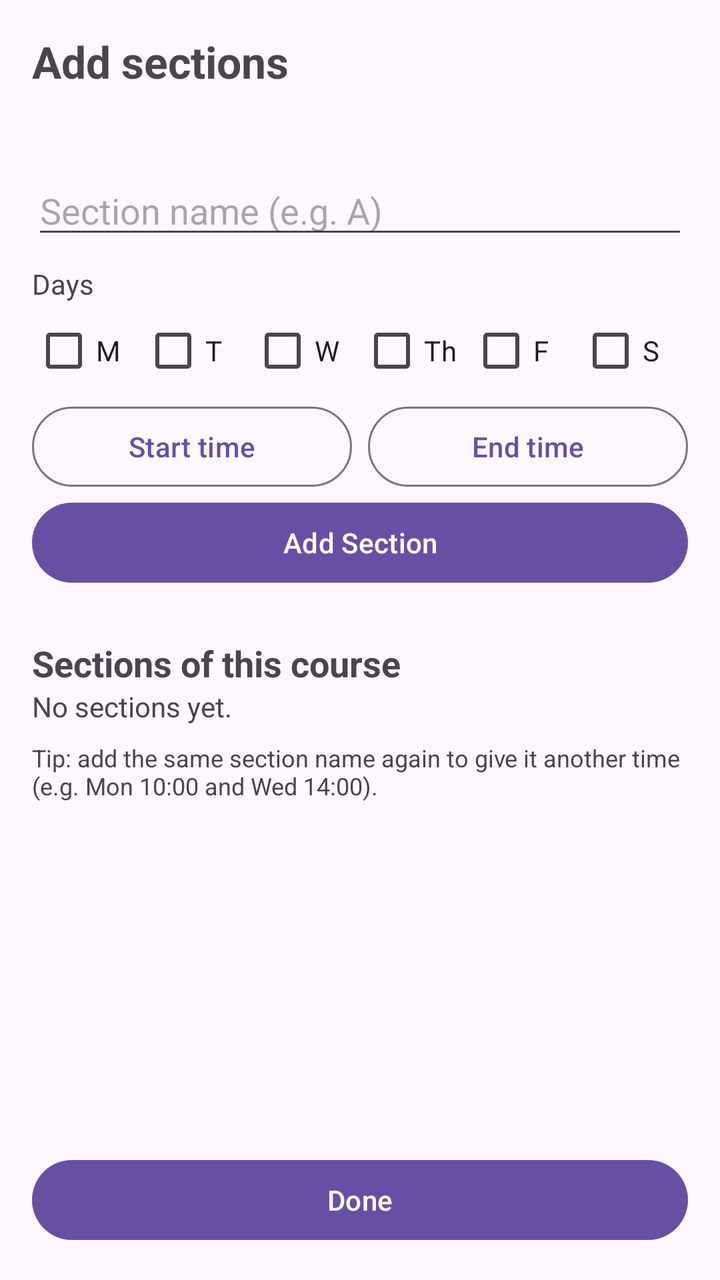
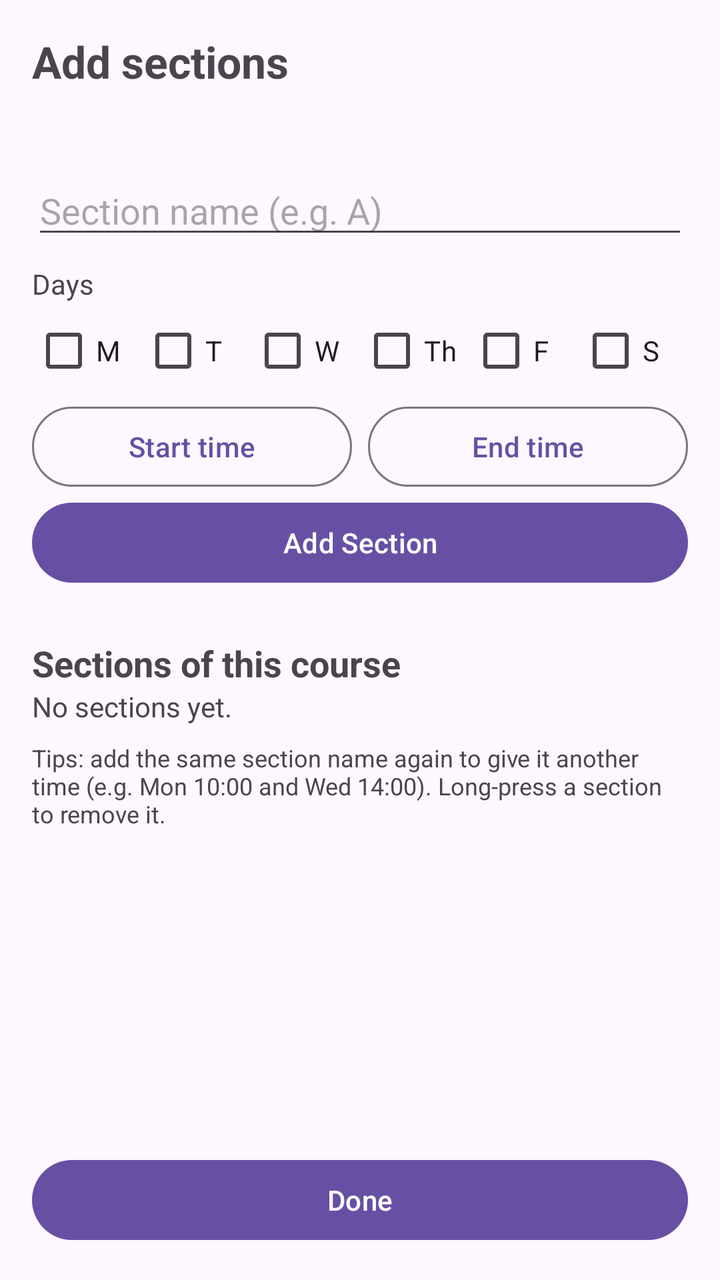

Compare the two renders of this Android layout. The source of the first and the diff that turns it into the second are given below.
<!-- AndroidManifest.xml: application theme Theme.SmartScheduleBuilder -->
<!-- res/layout/activity_add_section.xml -->
<?xml version="1.0" encoding="utf-8"?>
<LinearLayout xmlns:android="http://schemas.android.com/apk/res/android"
    android:id="@+id/main"
    android:layout_width="match_parent"
    android:layout_height="match_parent"
    android:orientation="vertical">

    <TextView
        android:layout_width="match_parent"
        android:layout_height="wrap_content"
        android:paddingHorizontal="16dp"
        android:paddingTop="16dp"
        android:text="Add sections"
        android:textSize="22sp"
        android:textStyle="bold" />

    <TextView
        android:id="@+id/textCourseTitle"
        android:layout_width="match_parent"
        android:layout_height="wrap_content"
        android:paddingHorizontal="16dp"
        android:textSize="16sp" />

    <ScrollView
        android:layout_width="match_parent"
        android:layout_height="0dp"
        android:layout_weight="1">

        <LinearLayout
            android:layout_width="match_parent"
            android:layout_height="wrap_content"
            android:orientation="vertical"
            android:padding="16dp">

            <EditText
                android:id="@+id/inputSectionName"
                android:layout_width="match_parent"
                android:layout_height="wrap_content"
                android:hint="Section name (e.g. A)"
                android:inputType="textCapCharacters" />

            <TextView
                android:layout_width="wrap_content"
                android:layout_height="wrap_content"
                android:layout_marginTop="8dp"
                android:text="Days" />

            <LinearLayout
                android:layout_width="match_parent"
                android:layout_height="wrap_content"
                android:orientation="horizontal">

                <CheckBox android:id="@+id/checkMon" android:layout_width="0dp" android:layout_height="wrap_content" android:layout_weight="1" android:text="M" />
                <CheckBox android:id="@+id/checkTue" android:layout_width="0dp" android:layout_height="wrap_content" android:layout_weight="1" android:text="T" />
                <CheckBox android:id="@+id/checkWed" android:layout_width="0dp" android:layout_height="wrap_content" android:layout_weight="1" android:text="W" />
                <CheckBox android:id="@+id/checkThu" android:layout_width="0dp" android:layout_height="wrap_content" android:layout_weight="1" android:text="Th" />
                <CheckBox android:id="@+id/checkFri" android:layout_width="0dp" android:layout_height="wrap_content" android:layout_weight="1" android:text="F" />
                <CheckBox android:id="@+id/checkSat" android:layout_width="0dp" android:layout_height="wrap_content" android:layout_weight="1" android:text="S" />
            </LinearLayout>

            <LinearLayout
                android:layout_width="match_parent"
                android:layout_height="wrap_content"
                android:orientation="horizontal">

                <Button
                    android:id="@+id/btnStartTime"
                    style="@style/Widget.Material3.Button.OutlinedButton"
                    android:layout_width="0dp"
                    android:layout_height="wrap_content"
                    android:layout_marginEnd="8dp"
                    android:layout_weight="1"
                    android:text="Start time" />

                <Button
                    android:id="@+id/btnEndTime"
                    style="@style/Widget.Material3.Button.OutlinedButton"
                    android:layout_width="0dp"
                    android:layout_height="wrap_content"
                    android:layout_weight="1"
                    android:text="End time" />
            </LinearLayout>

            <Button
                android:id="@+id/btnAddSection"
                android:layout_width="match_parent"
                android:layout_height="wrap_content"
                android:text="Add Section" />

            <TextView
                android:layout_width="wrap_content"
                android:layout_height="wrap_content"
                android:layout_marginTop="24dp"
                android:text="Sections of this course"
                android:textSize="18sp"
                android:textStyle="bold" />

            <TextView
                android:id="@+id/textEmptySections"
                android:layout_width="wrap_content"
                android:layout_height="wrap_content"
                android:text="No sections yet." />

            <LinearLayout
                android:id="@+id/sectionListContainer"
                android:layout_width="match_parent"
                android:layout_height="wrap_content"
                android:orientation="vertical" />

            <TextView
                android:layout_width="wrap_content"
                android:layout_height="wrap_content"
                android:layout_marginTop="8dp"
                android:text="Tip: add the same section name again to give it another time (e.g. Mon 10:00 and Wed 14:00)."
                android:textSize="12sp" />
        </LinearLayout>
    </ScrollView>

    <Button
        android:id="@+id/btnDone"
        android:layout_width="match_parent"
        android:layout_height="wrap_content"
        android:layout_margin="16dp"
        android:text="Done" />
</LinearLayout>
<!-- resources referenced by this layout -->
<resources>
  <style name="Theme.SmartScheduleBuilder" parent="Base.Theme.SmartScheduleBuilder" />
  <style name="Base.Theme.SmartScheduleBuilder" parent="Theme.Material3.DayNight.NoActionBar">
          
          
      </style>
</resources>

<!-- the commit's change to res/layout/activity_add_section.xml (unified diff, before → after) -->
@@ -111,7 +111,7 @@
                 android:layout_width="wrap_content"
                 android:layout_height="wrap_content"
                 android:layout_marginTop="8dp"
-                android:text="Tip: add the same section name again to give it another time (e.g. Mon 10:00 and Wed 14:00)."
+                android:text="Tips: add the same section name again to give it another time (e.g. Mon 10:00 and Wed 14:00). Long-press a section to remove it."
                 android:textSize="12sp" />
         </LinearLayout>
     </ScrollView>
